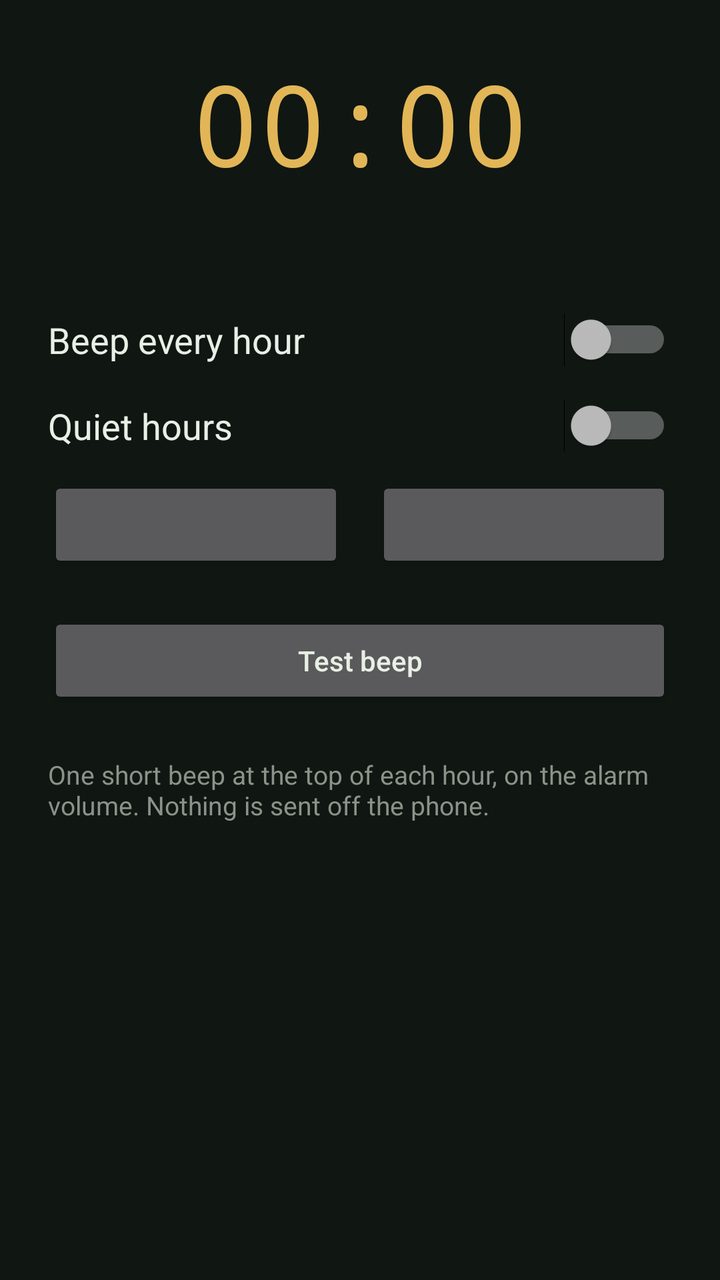
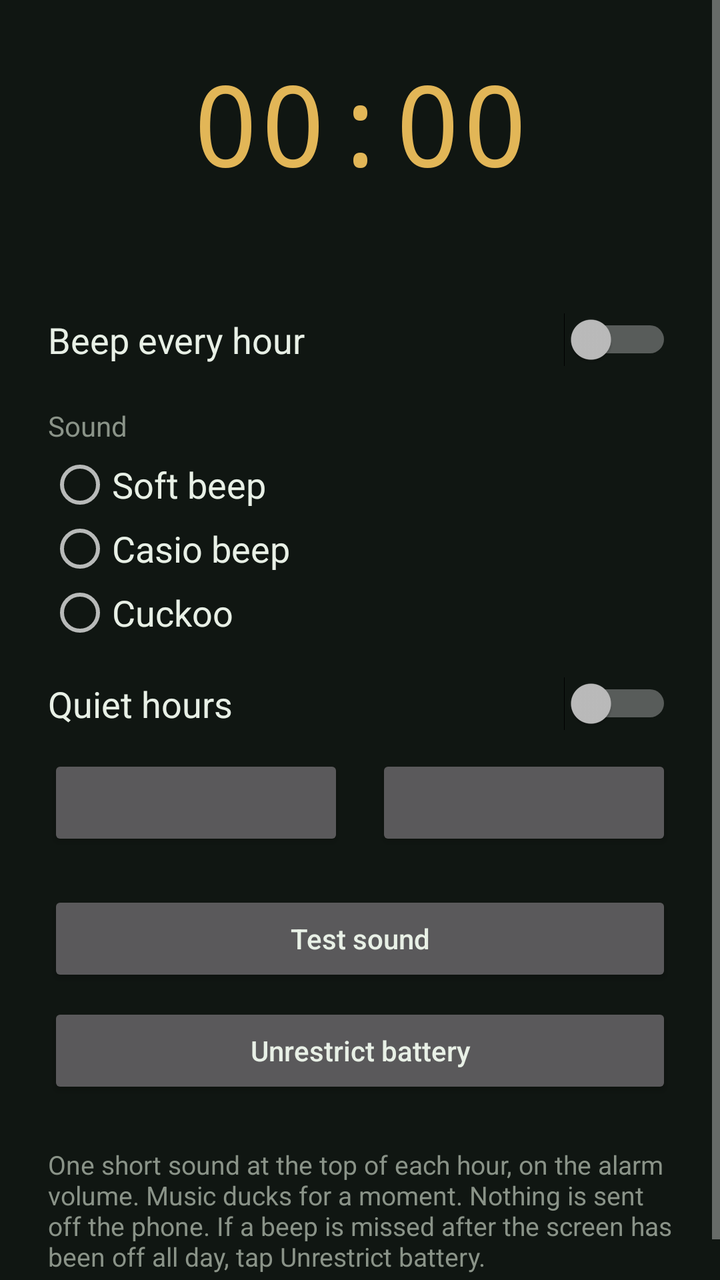

Two renders of the same Android screen: before a commit and after it. Below are the layout's source before the change and the commit's diff.
<!-- AndroidManifest.xml: application theme AppTheme -->
<!-- res/layout/activity_main.xml -->
<?xml version="1.0" encoding="utf-8"?>
<ScrollView xmlns:android="http://schemas.android.com/apk/res/android"
    android:layout_width="match_parent"
    android:layout_height="match_parent"
    android:fillViewport="true"
    android:background="#101612">

    <LinearLayout
        android:layout_width="match_parent"
        android:layout_height="wrap_content"
        android:orientation="vertical"
        android:padding="24dp">

        <TextView
            android:id="@+id/clock"
            android:layout_width="match_parent"
            android:layout_height="wrap_content"
            android:fontFamily="monospace"
            android:gravity="center"
            android:textColor="#E2B657"
            android:textSize="56sp"
            android:text="00:00" />

        <TextView
            android:id="@+id/next"
            android:layout_width="match_parent"
            android:layout_height="wrap_content"
            android:layout_marginTop="8dp"
            android:gravity="center"
            android:textColor="#8A9388"
            android:textSize="16sp" />

        <TextView
            android:id="@+id/exact"
            android:layout_width="match_parent"
            android:layout_height="wrap_content"
            android:layout_marginTop="12dp"
            android:gravity="center"
            android:textColor="#E07A5F"
            android:textSize="14sp"
            android:visibility="gone" />

        <Switch
            android:id="@+id/enabled"
            android:layout_width="match_parent"
            android:layout_height="wrap_content"
            android:layout_marginTop="28dp"
            android:text="@string/chime_switch"
            android:textColor="#E8F0E6"
            android:textSize="18sp" />

        <Switch
            android:id="@+id/quiet"
            android:layout_width="match_parent"
            android:layout_height="wrap_content"
            android:layout_marginTop="16dp"
            android:text="@string/quiet_switch"
            android:textColor="#E8F0E6"
            android:textSize="18sp" />

        <LinearLayout
            android:layout_width="match_parent"
            android:layout_height="wrap_content"
            android:layout_marginTop="12dp"
            android:orientation="horizontal">

            <Button
                android:id="@+id/start"
                android:layout_width="0dp"
                android:layout_height="wrap_content"
                android:layout_marginEnd="8dp"
                android:layout_weight="1"
                android:textAllCaps="false" />

            <Button
                android:id="@+id/end"
                android:layout_width="0dp"
                android:layout_height="wrap_content"
                android:layout_marginStart="8dp"
                android:layout_weight="1"
                android:textAllCaps="false" />
        </LinearLayout>

        <Button
            android:id="@+id/test"
            android:layout_width="match_parent"
            android:layout_height="wrap_content"
            android:layout_marginTop="20dp"
            android:text="@string/test"
            android:textAllCaps="false" />

        <TextView
            android:layout_width="match_parent"
            android:layout_height="wrap_content"
            android:layout_marginTop="24dp"
            android:text="@string/hint"
            android:textColor="#8A9388"
            android:textSize="13sp" />
    </LinearLayout>
</ScrollView>
<!-- resources referenced by this layout -->
<resources>
  <string name="chime_switch">Beep every hour</string>
  <string name="hint">One short beep at the top of each hour, on the alarm volume. Nothing is sent off the phone.</string>
  <string name="quiet_switch">Quiet hours</string>
  <string name="test">Test beep</string>
  <style name="AppTheme" parent="android:Theme.Material.NoActionBar">
          <item name="android:statusBarColor">#101612</item>
          <item name="android:navigationBarColor">#101612</item>
          <item name="android:windowBackground">#101612</item>
          <item name="android:colorAccent">#E2B657</item>
          <item name="android:textColor">#E8F0E6</item>
      </style>
</resources>

<!-- the commit's change to res/layout/activity_main.xml (unified diff, before → after) -->
@@ -1,5 +1,6 @@
 <?xml version="1.0" encoding="utf-8"?>
 <ScrollView xmlns:android="http://schemas.android.com/apk/res/android"
+    android:id="@+id/root"
     android:layout_width="match_parent"
     android:layout_height="match_parent"
     android:fillViewport="true"
@@ -49,6 +50,45 @@
             android:textColor="#E8F0E6"
             android:textSize="18sp" />
 
+        <TextView
+            android:layout_width="match_parent"
+            android:layout_height="wrap_content"
+            android:layout_marginTop="20dp"
+            android:text="@string/sound"
+            android:textColor="#8A9388"
+            android:textSize="14sp" />
+
+        <RadioGroup
+            android:id="@+id/sounds"
+            android:layout_width="match_parent"
+            android:layout_height="wrap_content"
+            android:layout_marginTop="4dp">
+
+            <RadioButton
+                android:id="@+id/sound_soft"
+                android:layout_width="match_parent"
+                android:layout_height="wrap_content"
+                android:text="@string/sound_soft"
+                android:textColor="#E8F0E6"
+                android:textSize="18sp" />
+
+            <RadioButton
+                android:id="@+id/sound_casio"
+                android:layout_width="match_parent"
+                android:layout_height="wrap_content"
+                android:text="@string/sound_casio"
+                android:textColor="#E8F0E6"
+                android:textSize="18sp" />
+
+            <RadioButton
+                android:id="@+id/sound_cuckoo"
+                android:layout_width="match_parent"
+                android:layout_height="wrap_content"
+                android:text="@string/sound_cuckoo"
+                android:textColor="#E8F0E6"
+                android:textSize="18sp" />
+        </RadioGroup>
+
         <Switch
             android:id="@+id/quiet"
             android:layout_width="match_parent"
@@ -89,6 +129,14 @@
             android:text="@string/test"
             android:textAllCaps="false" />
 
+        <Button
+            android:id="@+id/battery"
+            android:layout_width="match_parent"
+            android:layout_height="wrap_content"
+            android:layout_marginTop="8dp"
+            android:text="@string/battery"
+            android:textAllCaps="false" />
+
         <TextView
             android:layout_width="match_parent"
             android:layout_height="wrap_content"
<!-- resource entries referenced after the edit -->
@@ -1,15 +1,22 @@
 <!-- resources referenced by this layout -->
 <resources>
+  <string name="battery">Unrestrict battery</string>
   <string name="chime_switch">Beep every hour</string>
-  <string name="hint">One short beep at the top of each hour, on the alarm volume. Nothing is sent off the phone.</string>
+  <string name="hint">One short sound at the top of each hour, on the alarm volume. Music ducks for a moment. Nothing is sent off the phone. If a beep is missed after the screen has been off all day, tap Unrestrict battery.</string>
   <string name="quiet_switch">Quiet hours</string>
-  <string name="test">Test beep</string>
+  <string name="sound">Sound</string>
+  <string name="sound_casio">Casio beep</string>
+  <string name="sound_cuckoo">Cuckoo</string>
+  <string name="sound_soft">Soft beep</string>
+  <string name="test">Test sound</string>
   <style name="AppTheme" parent="android:Theme.Material.NoActionBar">
           <item name="android:statusBarColor">#101612</item>
           <item name="android:navigationBarColor">#101612</item>
           <item name="android:windowBackground">#101612</item>
           <item name="android:colorAccent">#E2B657</item>
           <item name="android:textColor">#E8F0E6</item>
+          <item name="android:windowLightStatusBar">false</item>
+          <item name="android:windowLightNavigationBar">false</item>
       </style>
 </resources>
 
